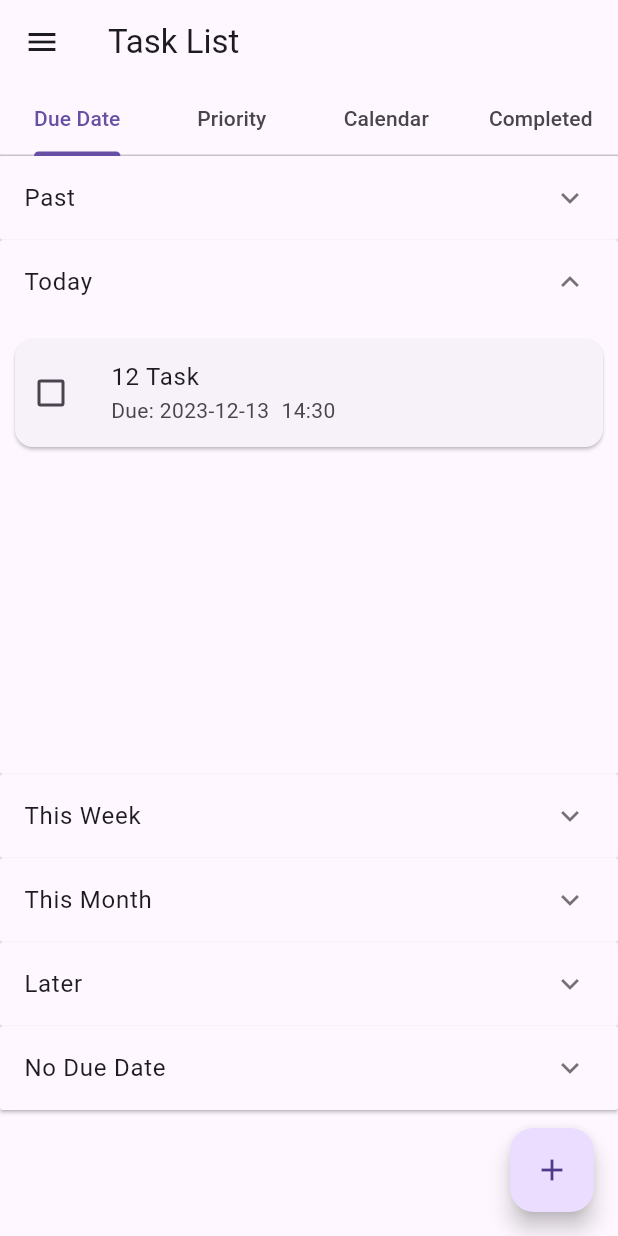
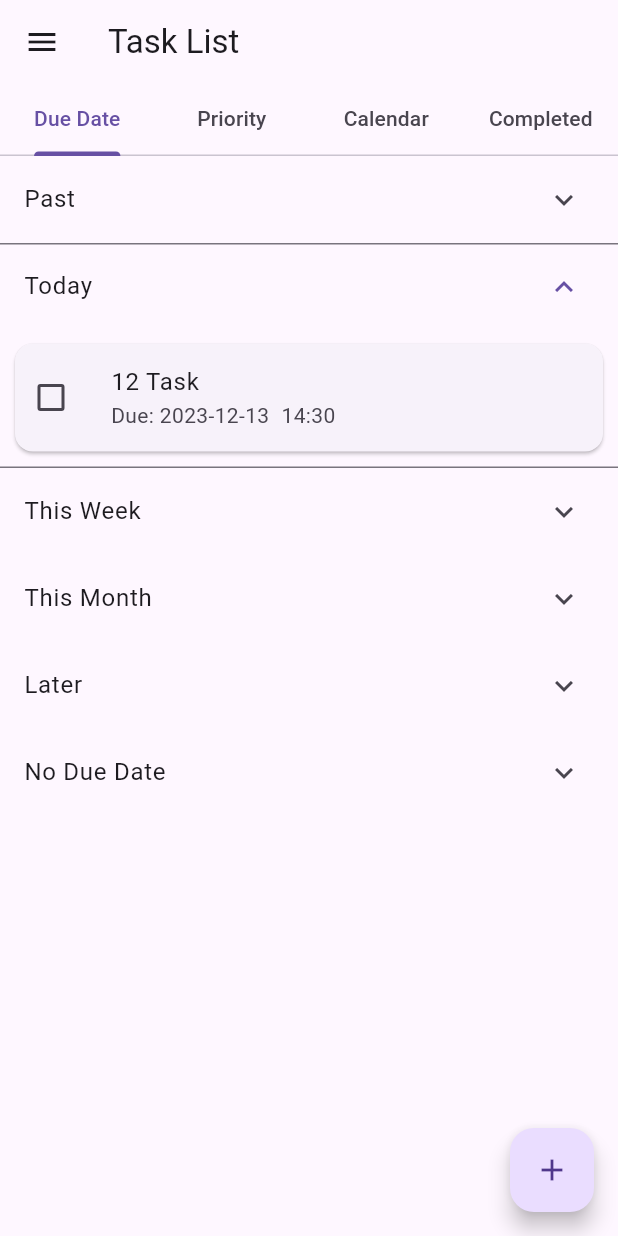
Before and after one commit to Team-1-Seoultech-Adv-SoftEng-2023/Glenn, a Flutter app: the screen it shows after launch, on a phone screen of 412 x 824 dp. Run offline on Flutter 3.47's test engine with Material 3 defaults, Android fonts, the phone set to English and light mode, and no system bars; our stand-ins replace file_picker, fl_chart, open_file, permission_handler, table_calendar.

Commit message:
Made task list page prettier

```diff
--- a/lib/category_list_view.dart
+++ b/lib/category_list_view.dart
@@ -1,5 +1,6 @@
 // category_list_view.dart
 import 'package:flutter/material.dart';
+import 'package:glenn/task/task_card.dart';
 import 'task/task.dart';
 import 'task/collapsible_task_list.dart';
 
@@ -12,7 +13,8 @@ class CategoryListView extends StatelessWidget {
   final Function(Task) onTaskDeleted;
   final int defaultTab;
 
-  const CategoryListView({super.key,
+  const CategoryListView({
+    Key? key,
     required this.taskCategories,
     required this.categoryNames,
     required this.updateTaskCompletionStatus,
@@ -20,7 +22,7 @@ class CategoryListView extends StatelessWidget {
     required this.onTaskCreated,
     required this.onTaskDeleted,
     this.defaultTab = 0,
-  });
+  }) : super(key: key);
 
   @override
   Widget build(BuildContext context) {
@@ -46,3 +48,61 @@ class CategoryListView extends StatelessWidget {
     );
   }
 }
+
+class CollapsibleTaskList extends StatelessWidget {
+  final List<Task> tasks;
+  final Function(Task, bool) updateTaskCompletionStatus;
+  final Function(Task) onTaskUpdated;
+  final Function(Task) onTaskCreated;
+  final Function(Task) onTaskDeleted;
+  final String name;
+  final bool expandByDefault;
+
+  CollapsibleTaskList({
+    required this.tasks,
+    required this.updateTaskCompletionStatus,
+    required this.onTaskUpdated,
+    required this.onTaskCreated,
+    required this.onTaskDeleted,
+    required this.name,
+    required this.expandByDefault,
+  });
+
+  @override
+  Widget build(BuildContext context) {
+    return ExpansionTile(
+      title: Text(name),
+      initiallyExpanded: expandByDefault,
+      children: [
+        Container(
+          constraints: BoxConstraints(
+            maxHeight: 300, // Set your default box height or adjust as needed
+          ),
+          child: ListView.builder(
+            shrinkWrap: true,
+            itemCount: tasks.length,
+            itemBuilder: (context, index) {
+              final task = tasks[index];
+              return TaskCard(
+                task: task,
+                allTasks: tasks,
+                onTaskUpdated: onTaskUpdated,
+                onTaskCreated: (createdTask) {
+                  onTaskCreated(createdTask);
+                },
+                onTaskDeleted: onTaskDeleted,
+                onUpdateDueDateTime: (dueDateField) {
+                  // Handle the update logic here
+                  print('Due date and time updated: ${dueDateField.value}');
+                },
+                updateTaskCompletionStatus: (task, isComplete) {
+                  updateTaskCompletionStatus(task, isComplete);
+                },
+              );
+            },
+          ),
+        ),
+      ],
+    );
+  }
+}
--- a/lib/main.dart
+++ b/lib/main.dart
@@ -237,7 +237,7 @@ Widget generateSelfCareRecommendationContent(BuildContext context, Function hand
           title: const Text('Task List'),
           bottom: TabBar(
             controller: _tabController,
-            tabs: [
+            tabs: const [
               Tab(text: 'Due Date'),
               Tab(text: 'Priority'),
               Tab(text: 'Calendar'),
```
